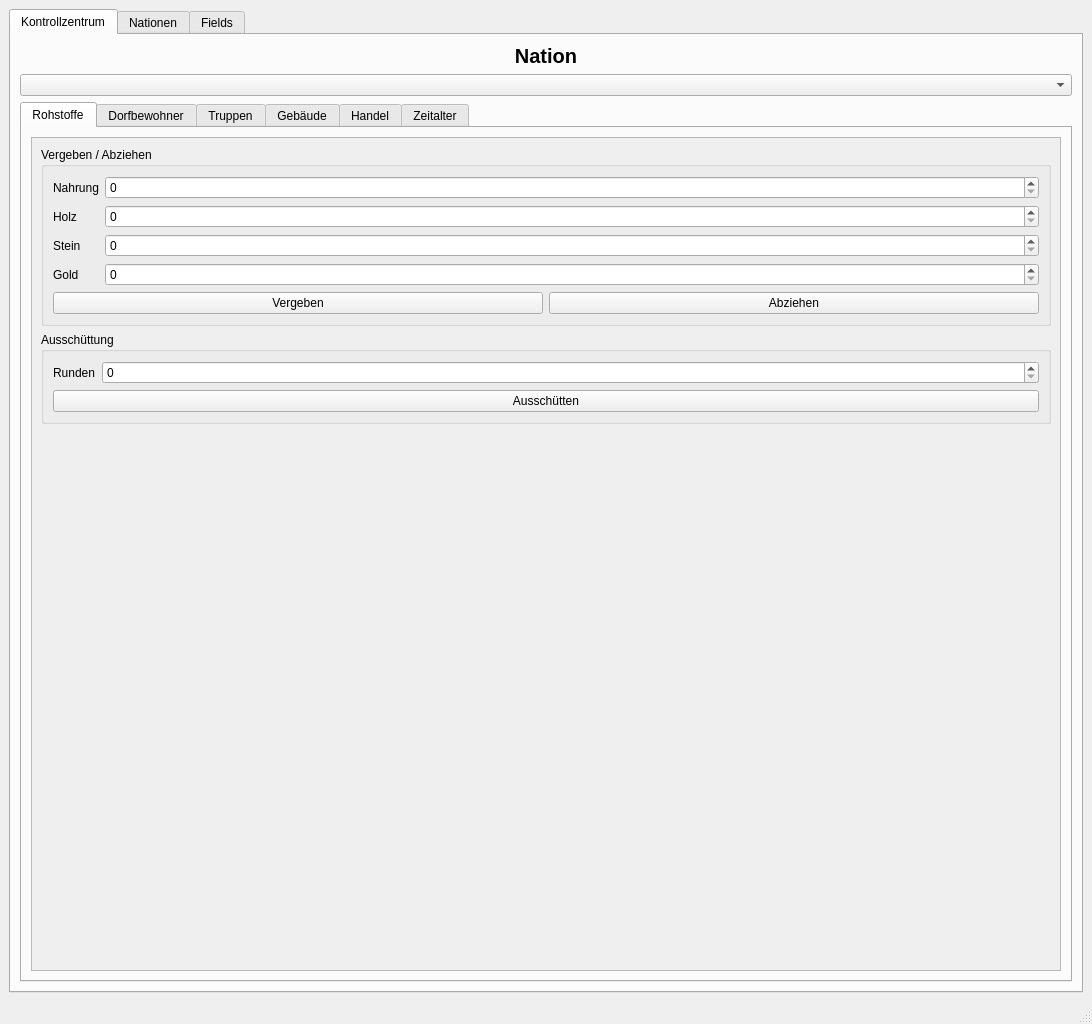
First picture: the form in src/ui/GameUI.ui, repository lstoffer/Age-of-Empires, before the edit.
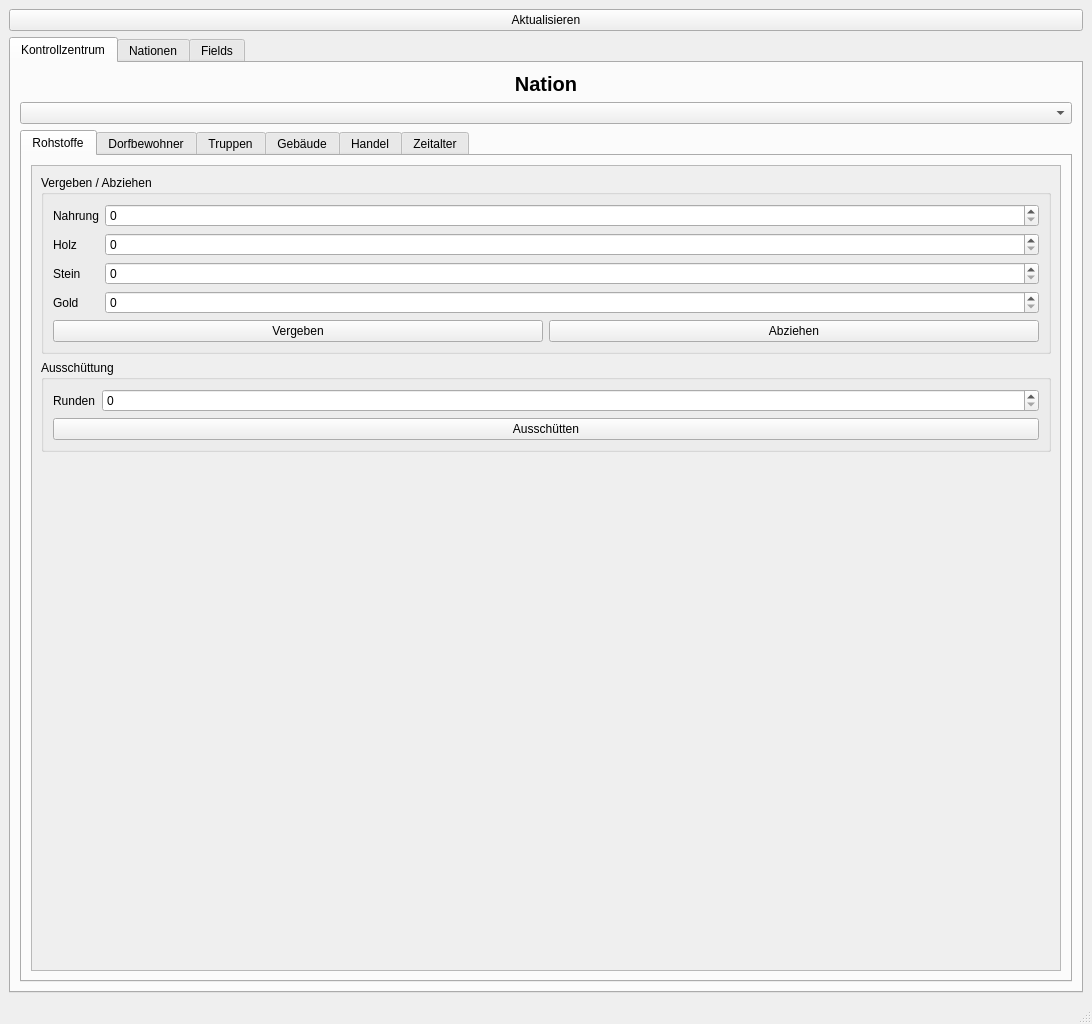
Second picture: the form after the edit. The open tabs and pages were chosen to show the change.

```diff
--- a/src/ui/GameUI.ui
+++ b/src/ui/GameUI.ui
@@ -15,6 +15,13 @@
   </property>
   <widget class="QWidget" name="centralwidget">
    <layout class="QVBoxLayout" name="verticalLayout">
+    <item>
+     <widget class="QPushButton" name="refresh_btn">
+      <property name="text">
+       <string>Aktualisieren</string>
+      </property>
+     </widget>
+    </item>
     <item>
      <widget class="QTabWidget" name="tabWidget">
       <property name="tabPosition">
@@ -69,7 +76,7 @@
                  <x>0</x>
                  <y>0</y>
                  <width>1036</width>
-                 <height>785</height>
+                 <height>745</height>
                 </rect>
                </property>
                <layout class="QVBoxLayout" name="verticalLayout_26">
```
Left out of the diff: 2 changed lines with no effect on the pictures.
